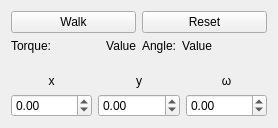
This is src/nimbro/tools/walk_control/src/walkcontrol.ui in AIS-Bonn/humanoid_op_ros as Qt 5 draws it before an edit. The edited form follows.
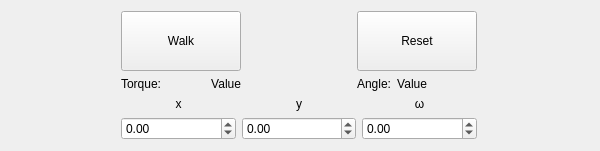
This is the edited form.

The edit to the form file:
```diff
--- a/src/nimbro/tools/walk_control/src/walkcontrol.ui
+++ b/src/nimbro/tools/walk_control/src/walkcontrol.ui
@@ -6,10 +6,16 @@
    <rect>
     <x>0</x>
     <y>0</y>
-    <width>278</width>
-    <height>128</height>
+    <width>600</width>
+    <height>120</height>
    </rect>
   </property>
+  <property name="maximumSize">
+   <size>
+    <width>16777215</width>
+    <height>130</height>
+   </size>
+  </property>
   <property name="windowTitle">
    <string>Walk Control</string>
   </property>
@@ -19,6 +25,24 @@
      <property name="text">
       <string>Walk</string>
      </property>
+     <property name="sizePolicy">
+      <sizepolicy hsizetype="Fixed" vsizetype="Fixed">
+       <horstretch>0</horstretch>
+       <verstretch>0</verstretch>
+      </sizepolicy>
+     </property>
+     <property name="minimumSize">
+      <size>
+       <width>120</width>
+       <height>60</height>
+      </size>
+     </property>
+     <property name="maximumSize">
+      <size>
+       <width>120</width>
+       <height>60</height>
+      </size>
+     </property>
     </widget>
    </item>
    <item row="0" column="1">
@@ -26,6 +50,24 @@
      <property name="text">
       <string>Reset</string>
      </property>
+     <property name="sizePolicy">
+      <sizepolicy hsizetype="Fixed" vsizetype="Fixed">
+       <horstretch>0</horstretch>
+       <verstretch>0</verstretch>
+      </sizepolicy>
+     </property>
+     <property name="minimumSize">
+      <size>
+       <width>120</width>
+       <height>60</height>
+      </size>
+     </property>
+     <property name="maximumSize">
+      <size>
+       <width>120</width>
+       <height>60</height>
+      </size>
+     </property>
     </widget>
    </item>
    <item row="1" column="0">
```
Left out of the diff: 20 changed lines with no effect on the pictures.
